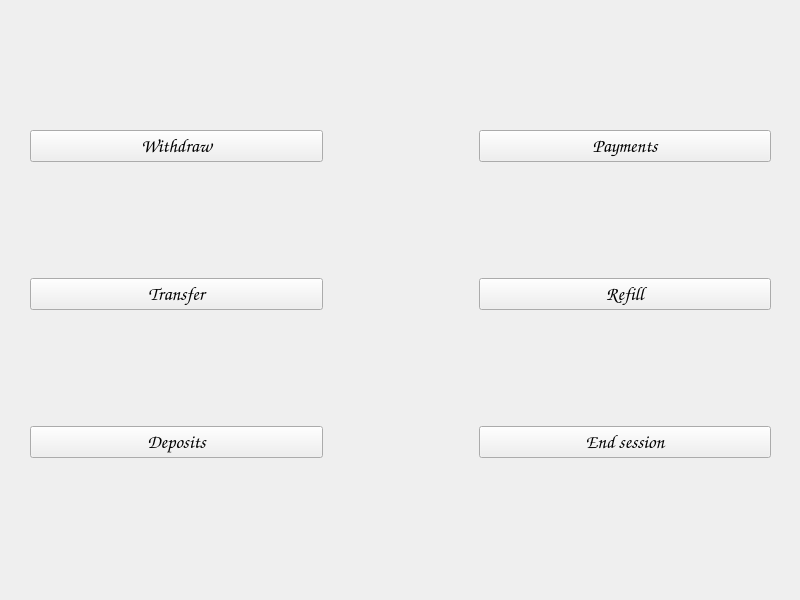
This is frontend/menus/MainMenu/mainmenu.ui in grytsiuko/QuadroBank as Qt 5 draws it before an edit. The edited form follows.
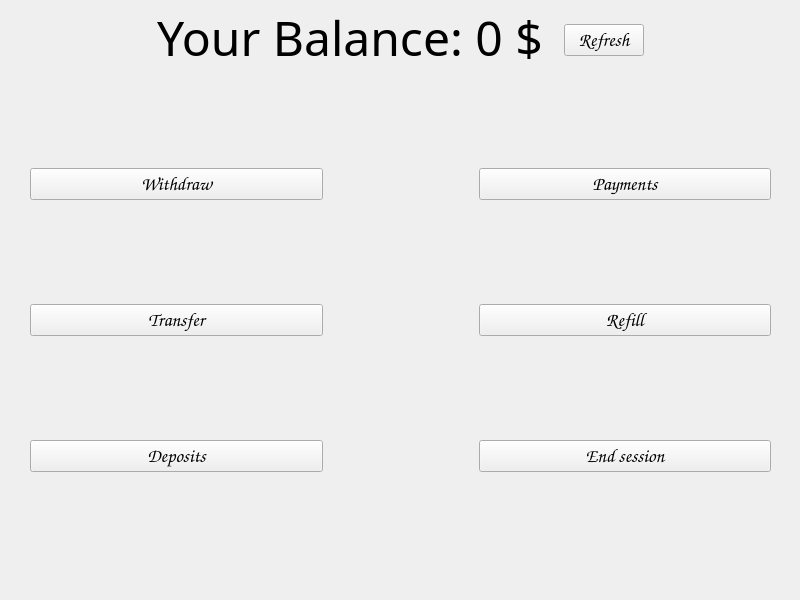
This is the edited form.

Commit message: [Frontend] added balance and refresh button to main menu

```diff
--- a/frontend/menus/MainMenu/mainmenu.ui
+++ b/frontend/menus/MainMenu/mainmenu.ui
@@ -23,9 +23,9 @@
    <property name="geometry">
     <rect>
      <x>30</x>
-     <y>20</y>
+     <y>70</y>
      <width>741</width>
-     <height>551</height>
+     <height>501</height>
     </rect>
    </property>
    <layout class="QHBoxLayout" name="horizontalLayout">
@@ -97,6 +97,107 @@
     </item>
    </layout>
   </widget>
+  <widget class="QWidget" name="horizontalLayoutWidget_2">
+   <property name="geometry">
+    <rect>
+     <x>30</x>
+     <y>10</y>
+     <width>741</width>
+     <height>61</height>
+    </rect>
+   </property>
+   <layout class="QHBoxLayout" name="BalanceLayout">
+    <item>
+     <spacer name="horizontalSpacer_3">
+      <property name="orientation">
+       <enum>Qt::Horizontal</enum>
+      </property>
+      <property name="sizeHint" stdset="0">
+       <size>
+        <width>40</width>
+        <height>20</height>
+       </size>
+      </property>
+     </spacer>
+    </item>
+    <item>
+     <widget class="QLabel" name="LabelName">
+      <property name="font">
+       <font>
+        <family>Playbill</family>
+        <pointsize>36</pointsize>
+       </font>
+      </property>
+      <property name="text">
+       <string>Your Balance: 0 $</string>
+      </property>
+      <property name="textFormat">
+       <enum>Qt::PlainText</enum>
+      </property>
+      <property name="alignment">
+       <set>Qt::AlignBottom|Qt::AlignHCenter</set>
+      </property>
+     </widget>
+    </item>
+    <item>
+     <spacer name="horizontalSpacer_4">
+      <property name="orientation">
+       <enum>Qt::Horizontal</enum>
+      </property>
+      <property name="sizeType">
+       <enum>QSizePolicy::Minimum</enum>
+      </property>
+      <property name="sizeHint" stdset="0">
+       <size>
+        <width>15</width>
+        <height>20</height>
+       </size>
+      </property>
+     </spacer>
+    </item>
+    <item>
+     <widget class="QPushButton" name="refresh_button">
+      <property name="enabled">
+       <bool>true</bool>
+      </property>
+      <property name="sizePolicy">
+       <sizepolicy hsizetype="Fixed" vsizetype="Fixed">
+        <horstretch>0</horstretch>
+        <verstretch>0</verstretch>
+       </sizepolicy>
+      </property>
+      <property name="minimumSize">
+       <size>
+        <width>69</width>
+        <height>6</height>
+       </size>
+      </property>
+      <property name="baseSize">
+       <size>
+        <width>26</width>
+        <height>24</height>
+       </size>
+      </property>
+      <property name="text">
+       <string>Refresh</string>
+      </property>
+     </widget>
+    </item>
+    <item>
+     <spacer name="horizontalSpacer_2">
+      <property name="orientation">
+       <enum>Qt::Horizontal</enum>
+      </property>
+      <property name="sizeHint" stdset="0">
+       <size>
+        <width>40</width>
+        <height>20</height>
+       </size>
+      </property>
+     </spacer>
+    </item>
+   </layout>
+  </widget>
  </widget>
  <resources/>
  <connections/>
```
The commit also changes 5 other files.
